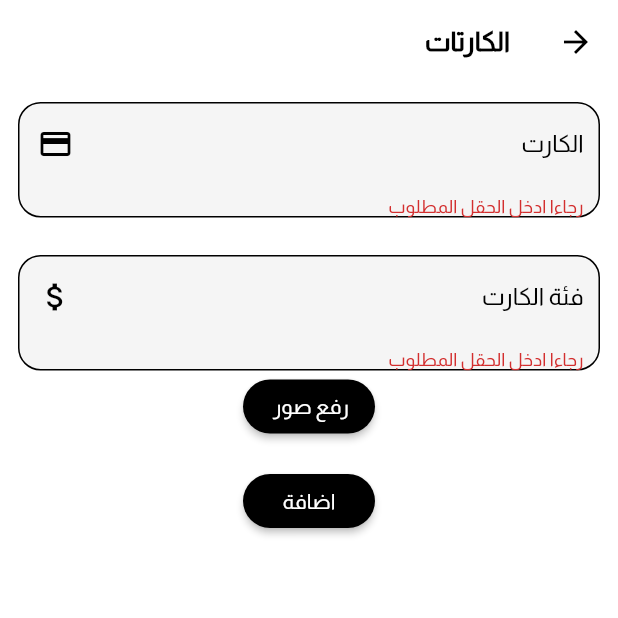
After one commit to stacxiq/adam, a Flutter app: the CardPage screen opened directly, after a tap on "اضافة", on a phone screen of 412 x 824 dp, the top half of it. The commit adds this screen. Run offline on Flutter 3.47's test engine with Material 2 defaults, Android fonts, the phone set to English and light mode, and no system bars; our stand-ins replace carousel_slider, font_awesome_flutter, gap, get, iconsax, image_picker and 1 more; missing offline and left inert: dart:ffi.

Commit message:
buy and card page added

```diff
--- /dev/null
+++ b/lib/features/card_page.dart
@@ -0,0 +1,123 @@
+import 'dart:io';
+
+import 'package:flutter/material.dart';
+import 'package:flutter/src/widgets/framework.dart';
+import 'package:flutter/src/widgets/placeholder.dart';
+import 'package:image_picker/image_picker.dart';
+
+import 'Auth/register.dart';
+
+class CardPage extends StatefulWidget {
+  const CardPage({super.key});
+
+  @override
+  State<CardPage> createState() => _CardPageState();
+}
+
+class _CardPageState extends State<CardPage> {
+  File? image;
+  var imagepicker = ImagePicker();
+  uploadimage() async {
+    var pickedimage = await imagepicker.pickImage(
+      source: ImageSource.gallery,
+      maxWidth: 1800,
+      maxHeight: 1800,
+    );
+    if (pickedimage != null) {
+      setState(() {
+        image = File(pickedimage.path);
+      });
+    } else {}
+  }
+
+  final formKey = GlobalKey<FormState>();
+  static const IconData credit_card =
+      IconData(0xe19f, fontFamily: 'MaterialIcons');
+  static const IconData attach_money =
+      IconData(0xe0b2, fontFamily: 'MaterialIcons');
+
+  @override
+  Widget build(BuildContext context) {
+    return Scaffold(
+      appBar: AppBar(
+        title: const Text('الكارتات'),
+        elevation: 0.0,
+      ),
+      body: Form(
+        key: formKey,
+        child: SafeArea(
+            child: Padding(
+          padding: const EdgeInsets.all(12.0),
+          child: Column(
+            children: [
+              textfromfiledwid(TextFormField(
+                validator: (value) {
+                  if (value == null || value.isEmpty) {
+                    return 'رجاءا ادخل الحقل المطلوب';
+                  }
+                  return null;
+                },
+                decoration: const InputDecoration(
+                  contentPadding: EdgeInsets.all(10),
+                  suffixIcon: Icon(credit_card),
+                  suffixIconColor: Colors.black,
+                  border: InputBorder.none,
+                  labelStyle: TextStyle(color: Colors.black),
+                  labelText: 'الكارت ',
+                ),
+              )),
+              const SizedBox(
+                height: 25,
+              ),
+              textfromfiledwid(TextFormField(
+                validator: (value) {
+                  if (value == null || value.isEmpty) {
+                    return 'رجاءا ادخل الحقل المطلوب';
+                  }
+                  return null;
+                },
+                decoration: const InputDecoration(
+                  contentPadding: EdgeInsets.all(10),
+                  suffixIcon: Icon(attach_money),
+                  suffixIconColor: Colors.black,
+                  border: InputBorder.none,
+                  labelStyle: TextStyle(color: Colors.black),
+                  labelText: 'فئة الكارت',
+                ),
+              )),
+              MaterialButton(
+                onPressed: () {
+                  uploadimage();
+                },
+                shape: const StadiumBorder(),
+                color: Colors.black,
+                child: const Text(
+                  "رفع صور ",
+                  style: TextStyle(color: Colors.white),
+                ),
+              ),
+              const SizedBox(
+                height: 15,
+              ),
+              MaterialButton(
+                shape: const StadiumBorder(),
+                color: Colors.black,
+                onPressed: () {
+                  if (formKey.currentState!.validate()) {
+                    ScaffoldMessenger.of(context).showSnackBar(
+                      const SnackBar(content: Text('يرجى الانتظار ')),
+                    );
+                  }
+                },
+                child: const Text(
+                  'اضافة',
+                  style: TextStyle(color: Colors.white),
+                ),
+              )
+            ],
+          ),
+        )),
+      ),
+    );
+  }
+}
--- a/lib/features/tabs/tabs.dart
+++ b/lib/features/tabs/tabs.dart
@@ -1,3 +1,5 @@
+import 'package:adam/features/buypage.dart';
+import 'package:adam/features/card_page.dart';
 import 'package:adam/features/home/home.dart';
 import 'package:flutter/material.dart';
 import 'package:iconsax/iconsax.dart';
@@ -15,7 +17,7 @@ class TapsPage extends StatefulWidget {
 }
 
 class _TapsPageState extends State<TapsPage> {
-  final _pages = [HomePage(), HomePage(), HomePage(), HomePage(), HomeLogin()];
+  final _pages = [HomePage(), CardPage(), BuyPage(), HomePage(), HomeLogin()];
 
   @override
   Widget build(BuildContext context) {
--- a/lib/main.dart
+++ b/lib/main.dart
@@ -12,7 +12,9 @@ class MyApp extends StatelessWidget {
   // This widget is the root of your application.
   @override
   Widget build(BuildContext context) {
-    return GetMaterialApp(
+    return
+
+     GetMaterialApp(
       debugShowCheckedModeBanner: false,
       locale: const Locale('ar'),
       title: 'Flutter Demo',
--- a/pubspec.yaml
+++ b/pubspec.yaml
@@ -43,7 +43,7 @@ dependencies:
   gap: ^2.0.1
   font_awesome: ^5.10.1
   font_awesome_flutter: ^10.4.0
-
+  image_picker: ^0.8.7
 dev_dependencies:
   flutter_test:
     sdk: flutter
```
Also changed, not shown: lib/features/buypage.dart (added, +235 -0 lines), pubspec.lock.
